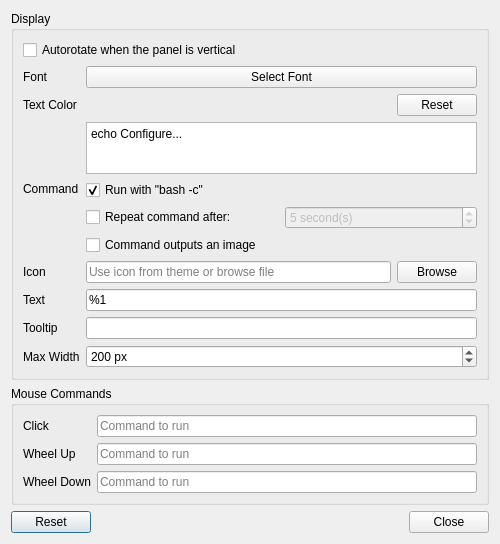
This is plugin-customcommand/lxqtcustomcommandconfiguration.ui in lxqt/lxqt-panel as Qt 5 draws it before an edit. The edited form follows.
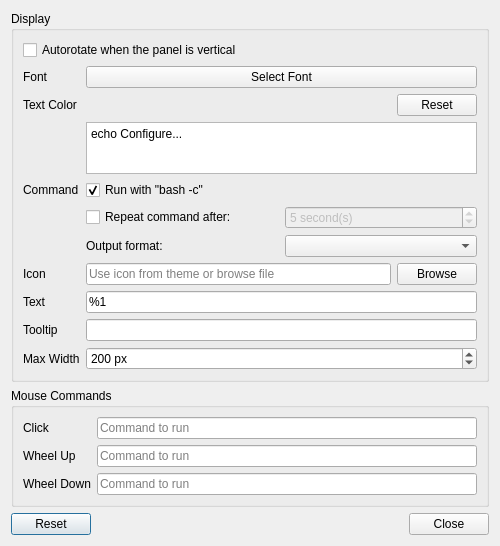
This is the edited form. Custom widgets are drawn as their Qt base class.

Commit message: customcommand: Add structured output(name1:base64value1 ...) support

```diff
--- a/plugin-customcommand/lxqtcustomcommandconfiguration.ui
+++ b/plugin-customcommand/lxqtcustomcommandconfiguration.ui
@@ -189,11 +189,22 @@
          </widget>
         </item>
         <item row="6" column="1" colspan="2">
-         <widget class="QCheckBox" name="outputImageCheckBox">
+         <layout class="QHBoxLayout" name="horizontalLayout_2">
+          <item>
+           <widget class="QLabel" name="outputFormatLabel">
+            <property name="toolTip">
+             <string>&lt;html&gt;&lt;head/&gt;&lt;body&gt;&lt;p&gt;&lt;span style=&quot; font-weight:700;&quot;&gt;Text only&lt;/span&gt; - command outputs plain text to be used as text of the button&lt;&lt;/p&gt;&lt;p&gt;&lt;span style=&quot; font-weight:700;&quot;&gt;Icon only&lt;/span&gt; - command outputs icon in form of:&lt;br/&gt;&amp;nbsp;&amp;nbsp;- &lt;span style=&quot; font-style:italic;&quot;&gt;theme name&lt;/span&gt; - name of icon resolved to image based on XDG spec&lt;br/&gt;&amp;nbsp;&amp;nbsp;- &lt;span style=&quot; font-style:italic;&quot;&gt;image file path&lt;/span&gt; - path to file with image to show&lt;br/&gt;&amp;nbsp;&amp;nbsp;- &lt;span style=&quot; font-style:italic;&quot;&gt;image data stream&lt;/span&gt; - plain image stream&lt;br/&gt;&amp;nbsp;&amp;nbsp;- &lt;span style=&quot; font-style:italic;&quot;&gt;base64 encoded image data stream&lt;/span&gt; - as above but base64 encoded&lt;/p&gt;&lt;p&gt;&lt;span style=&quot; font-weight:700;&quot;&gt;Stuctured&lt;/span&gt; - command outputs structured variables to be used for button visualization in form &amp;quot;&lt;span style=&quot; text-decoration: underline;&quot;&gt;name1:base64value1 name2:base64value2 ...&lt;/span&gt;&amp;quot;. Handled names are:&lt;br/&gt;&amp;nbsp;&amp;nbsp;- &lt;span style=&quot; font-style:italic;&quot;&gt;text&lt;/span&gt; - string to be used as text of the button&lt;br/&gt;&amp;nbsp;&amp;nbsp;- &lt;span style=&quot; font-style:italic;&quot;&gt;icon&lt;/span&gt; - icon to be show in the button, in the same form as in &lt;span style=&quot; font-weight:700;&quot;&gt;Icon only&lt;/span&gt; output&lt;br/&gt;&amp;nbsp;&amp;nbsp;- &lt;span style=&quot; font-style:italic;&quot;&gt;tooltip&lt;/span&gt; - string to be used as tooltip of the button&lt;br/&gt;Example of script generating structured output:&lt;br/&gt;&lt;span style=&quot; font-style:italic;&quot;&gt;echo &amp;quot;text:$(echo -n &amp;quot;My text&amp;quot; | base64 --wrap=0) icon:$(base64 --wrap=0 my_image.svg) tooltip:$(echo -n &amp;quot;This is my pretty tooltip&amp;quot; | base64 --wrap=0)&amp;quot;&lt;/span&gt;&lt;/p&gt;&lt;/body&gt;&lt;/html&gt;</string>
+            </property>
           <property name="text">
-           <string>Command outputs an image</string>
-          </property>
-         </widget>
+             <string>Output format:</string>
+            </property>
+           </widget>
+          </item>
+          <item>
+           <widget class="QComboBox" name="outputFormatComboBox">
+           </widget>
+          </item>
+         </layout>
         </item>
         <item row="7" column="0">
          <widget class="QLabel" name="iconLabel">
```
Lines whose indentation alone changed are shown as unchanged. The commit also changes 4 other files.
